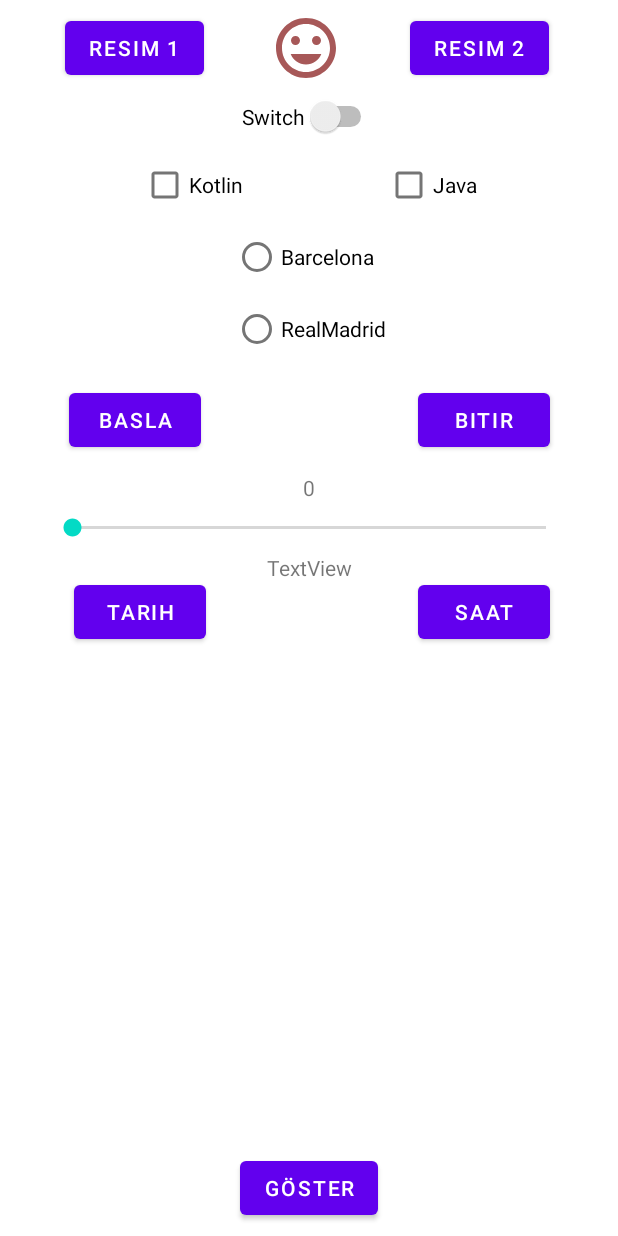
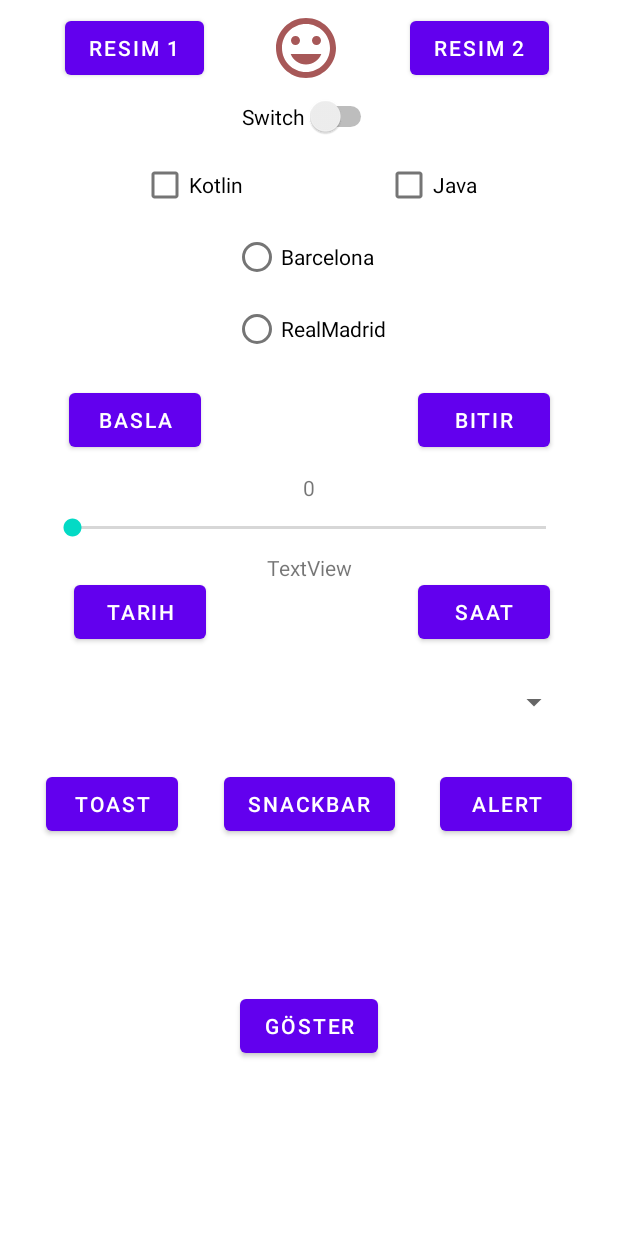
Before and after one commit to SerapErcel/WidgetsKullanimi, an Android app: the layout activity_main.xml on its own in the app's theme, with its tools: preview values and no code run, on a phone screen of 412 x 824 dp. Run offline under Robolectric (Android 15) with nearby library versions, the phone set to English and light mode, and no system bars.

Commit message:
Add scroll, toast message, snackbar message, alert dialog

```diff
--- a/app/src/main/res/layout/activity_main.xml
+++ b/app/src/main/res/layout/activity_main.xml
@@ -1,9 +1,13 @@
 <?xml version="1.0" encoding="utf-8"?>
-<androidx.constraintlayout.widget.ConstraintLayout xmlns:android="http://schemas.android.com/apk/res/android"
+<ScrollView xmlns:android="http://schemas.android.com/apk/res/android"
     xmlns:app="http://schemas.android.com/apk/res-auto"
     xmlns:tools="http://schemas.android.com/tools"
     android:layout_width="match_parent"
-    android:layout_height="match_parent"
+    android:layout_height="wrap_content">
+
+    <androidx.constraintlayout.widget.ConstraintLayout
+        android:layout_width="match_parent"
+        android:layout_height="wrap_content"
         tools:context=".MainActivity">
 
         <Button
@@ -98,12 +102,12 @@
             android:id="@+id/butonGoster"
             android:layout_width="wrap_content"
             android:layout_height="wrap_content"
-        android:layout_marginBottom="8dp"
+            android:layout_marginTop="180dp"
             android:text="Göster"
-        app:layout_constraintBottom_toBottomOf="parent"
             app:layout_constraintEnd_toEndOf="parent"
             app:layout_constraintHorizontal_bias="0.5"
-        app:layout_constraintStart_toStartOf="parent" />
+            app:layout_constraintStart_toStartOf="parent"
+            app:layout_constraintTop_toBottomOf="@+id/spinner" />
 
         <CheckBox
             android:id="@+id/checkBoxKotlin"
@@ -195,4 +199,49 @@
             app:layout_constraintHorizontal_bias="0.5"
             app:layout_constraintStart_toStartOf="parent"
             app:layout_constraintTop_toBottomOf="@+id/slider" />
+
+        <Spinner
+            android:id="@+id/spinner"
+            android:layout_width="0dp"
+            android:layout_height="wrap_content"
+            android:layout_marginStart="32dp"
+            android:layout_marginTop="24dp"
+            android:layout_marginEnd="32dp"
+            app:layout_constraintEnd_toEndOf="parent"
+            app:layout_constraintStart_toStartOf="parent"
+            app:layout_constraintTop_toBottomOf="@+id/buttonTarih" />
+
+        <Button
+            android:id="@+id/buttonToast"
+            android:layout_width="wrap_content"
+            android:layout_height="wrap_content"
+            android:layout_marginTop="32dp"
+            android:text="Toast"
+            app:layout_constraintEnd_toStartOf="@+id/buttonSnackBar"
+            app:layout_constraintHorizontal_bias="0.5"
+            app:layout_constraintStart_toStartOf="parent"
+            app:layout_constraintTop_toBottomOf="@+id/spinner" />
+
+        <Button
+            android:id="@+id/buttonSnackBar"
+            android:layout_width="wrap_content"
+            android:layout_height="wrap_content"
+            android:layout_marginTop="32dp"
+            android:text="SnackBar"
+            app:layout_constraintEnd_toStartOf="@+id/buttonAlert"
+            app:layout_constraintHorizontal_bias="0.5"
+            app:layout_constraintStart_toEndOf="@+id/buttonToast"
+            app:layout_constraintTop_toBottomOf="@+id/spinner" />
+
+        <Button
+            android:id="@+id/buttonAlert"
+            android:layout_width="wrap_content"
+            android:layout_height="wrap_content"
+            android:layout_marginTop="32dp"
+            android:text="Alert"
+            app:layout_constraintEnd_toEndOf="parent"
+            app:layout_constraintHorizontal_bias="0.5"
+            app:layout_constraintStart_toEndOf="@+id/buttonSnackBar"
+            app:layout_constraintTop_toBottomOf="@+id/spinner" />
     </androidx.constraintlayout.widget.ConstraintLayout>
+</ScrollView>
```
Also changed, not shown: app/src/main/java/com/serapercel/widgetskullanimi/MainActivity.kt (+54 -0 lines). Lines whose indentation alone changed are shown as unchanged.
